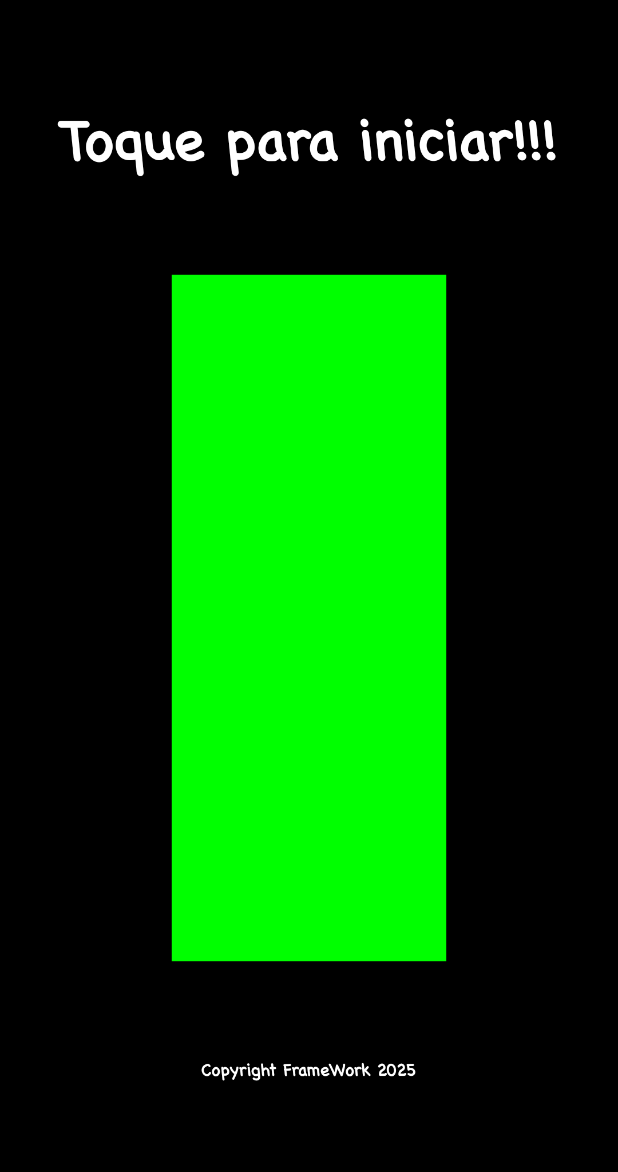
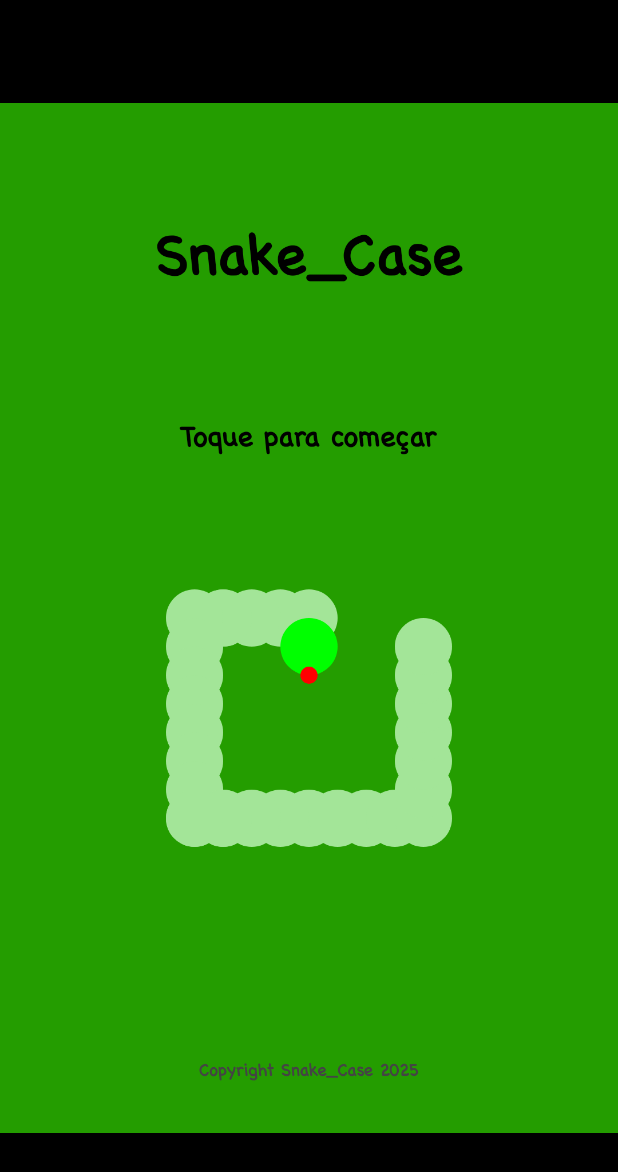
Before and after one commit to arcbueno/GameFrameworkPUCPR, an Android app: the screen it shows after launch (MainActivity), on a phone screen of 412 x 824 dp. Shown: the top 1172 px of the screen. Run offline under Robolectric (Android 15) with nearby library versions, the phone set to English and light mode, and no system bars.

Commit message:
feat: new initial screen

```diff
--- a/Framework/app/src/main/java/com/example/framework/FirstScreen.kt
+++ b/Framework/app/src/main/java/com/example/framework/FirstScreen.kt
@@ -3,9 +3,10 @@ package com.example.framework
 import android.graphics.Color
 import android.graphics.Paint
 import android.view.MotionEvent
+import androidx.core.graphics.toColorInt
 
 class FirstScreen(private val game: Game) : Screen(game) {
-
+    private val snakeBodyColor = "#a3e598".toColorInt()
     init {
         paint.typeface = Fonts.chalkboard
         paint.textAlign = Paint.Align.CENTER
@@ -18,15 +19,55 @@ class FirstScreen(private val game: Game) : Screen(game) {
     }
 
     override fun draw() {
-        canvas.drawColor(Color.BLACK)
-        paint.color = Color.WHITE
+        canvas.drawColor("#249d00".toColorInt())
+        paint.color = Color.BLACK
         paint.textSize = 100f
-        canvas.drawText("Toque para iniciar!!!", canvas.width/2f, 100f, paint)
+        canvas.drawText("Snake_Case", canvas.width/2f, 300f, paint)
+        paint.textSize = 50f
+        canvas.drawText("Toque para começar", canvas.width/2f, 600f, paint)
+        drawSnake()
+        paint.color = Color.DKGRAY
+        paint.textSize = 30f
+        canvas.drawText("Copyright Snake_Case 2025", canvas.width/2f, 1700f, paint)
+    }
+
+    private fun drawSnake(){
+
+        paint.color = snakeBodyColor
+        canvas.drawCircle(canvas.width/2f, canvas.height/2f, 50f, paint)
+        canvas.drawCircle(canvas.width/2f-50f, canvas.height/2f, 50f, paint)
+        canvas.drawCircle(canvas.width/2f-100f, canvas.height/2f, 50f, paint)
+        canvas.drawCircle(canvas.width/2f-150f, canvas.height/2f, 50f, paint)
+        canvas.drawCircle(canvas.width/2f-150f, canvas.height/2f, 50f, paint)
+        canvas.drawCircle(canvas.width/2f-200f, canvas.height/2f, 50f, paint)
         paint.color = Color.GREEN
-        canvas.drawRect(300f, 300f, 780f, 1500f, paint)
-        paint.color = Color.WHITE
-        paint.textSize = 30f
-        canvas.drawText("Copyright FrameWork 2025", canvas.width/2f, 1700f, paint)
+        canvas.drawCircle(canvas.width/2f, canvas.height/2f+50f, 50f, paint)
+        paint.color = Color.RED
+        canvas.drawCircle(canvas.width/2f, canvas.height/2f+100f, 15f, paint)
+        paint.color = snakeBodyColor
+        canvas.drawCircle(canvas.width/2f-200f, canvas.height/2f+50f, 50f, paint)
+        canvas.drawCircle(canvas.width/2f-200f, canvas.height/2f+100f, 50f, paint)
+        canvas.drawCircle(canvas.width/2f-200f, canvas.height/2f+150f, 50f, paint)
+        canvas.drawCircle(canvas.width/2f-200f, canvas.height/2f+200f, 50f, paint)
+        canvas.drawCircle(canvas.width/2f-200f, canvas.height/2f+250f, 50f, paint)
+        canvas.drawCircle(canvas.width/2f-200f, canvas.height/2f+300f, 50f, paint)
+        canvas.drawCircle(canvas.width/2f-200f, canvas.height/2f+350f, 50f, paint)
+        canvas.drawCircle(canvas.width/2f, canvas.height/2f+350f, 50f, paint)
+        canvas.drawCircle(canvas.width/2f-50f, canvas.height/2f+350f, 50f, paint)
+        canvas.drawCircle(canvas.width/2f-100f, canvas.height/2f+350f, 50f, paint)
+        canvas.drawCircle(canvas.width/2f-150f, canvas.height/2f+350f, 50f, paint)
+        canvas.drawCircle(canvas.width/2f-150f, canvas.height/2f+350f, 50f, paint)
+        canvas.drawCircle(canvas.width/2f-200f, canvas.height/2f+350f, 50f, paint)
+        canvas.drawCircle(canvas.width/2f+50f, canvas.height/2f+350f, 50f, paint)
+        canvas.drawCircle(canvas.width/2f+100f, canvas.height/2f+350f, 50f, paint)
+        canvas.drawCircle(canvas.width/2f+150f, canvas.height/2f+350f, 50f, paint)
+        canvas.drawCircle(canvas.width/2f+200f, canvas.height/2f+350f, 50f, paint)
+        canvas.drawCircle(canvas.width/2f+200f, canvas.height/2f+300f, 50f, paint)
+        canvas.drawCircle(canvas.width/2f+200f, canvas.height/2f+250f, 50f, paint)
+        canvas.drawCircle(canvas.width/2f+200f, canvas.height/2f+200f, 50f, paint)
+        canvas.drawCircle(canvas.width/2f+200f, canvas.height/2f+150f, 50f, paint)
+        canvas.drawCircle(canvas.width/2f+200f, canvas.height/2f+100f, 50f, paint)
+        canvas.drawCircle(canvas.width/2f+200f, canvas.height/2f+50f, 50f, paint)
     }
 
     override fun handleEvent(event: Int, x: Float, y: Float) {
--- a/Framework/app/src/main/java/com/example/framework/SecondScreen.kt
+++ b/Framework/app/src/main/java/com/example/framework/SecondScreen.kt
@@ -109,9 +109,9 @@ class SecondScreen(private val game: Game) : Screen(game) {
         if (food != null && snake.currentCoordinate.isNearby(food!!.currentCoordinate, 50f)) {
             onEat()
         }
-//        if( (snake.x <= 0f || snake.x >= canvas.width.toFloat() || snake.y <= 0f || snake.y >= canvas.height.toFloat())) {
-//            game.actualScreen = ThirdScreen(game)
-//        }
+        if( (snake.x <= 0f || snake.x >= canvas.width.toFloat() || snake.y <= 0f || snake.y >= canvas.height.toFloat())) {
+            game.actualScreen = ThirdScreen(game)
+        }
     }
 
     override fun handleEvent(event: Int, x: Float, y: Float) {
```
